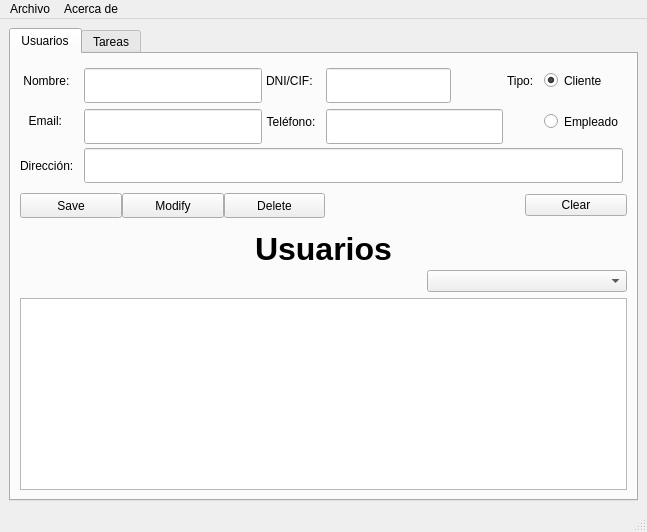
First picture: the form in templates/window.ui, repository Desteveco/RecuperaDI, before the edit.
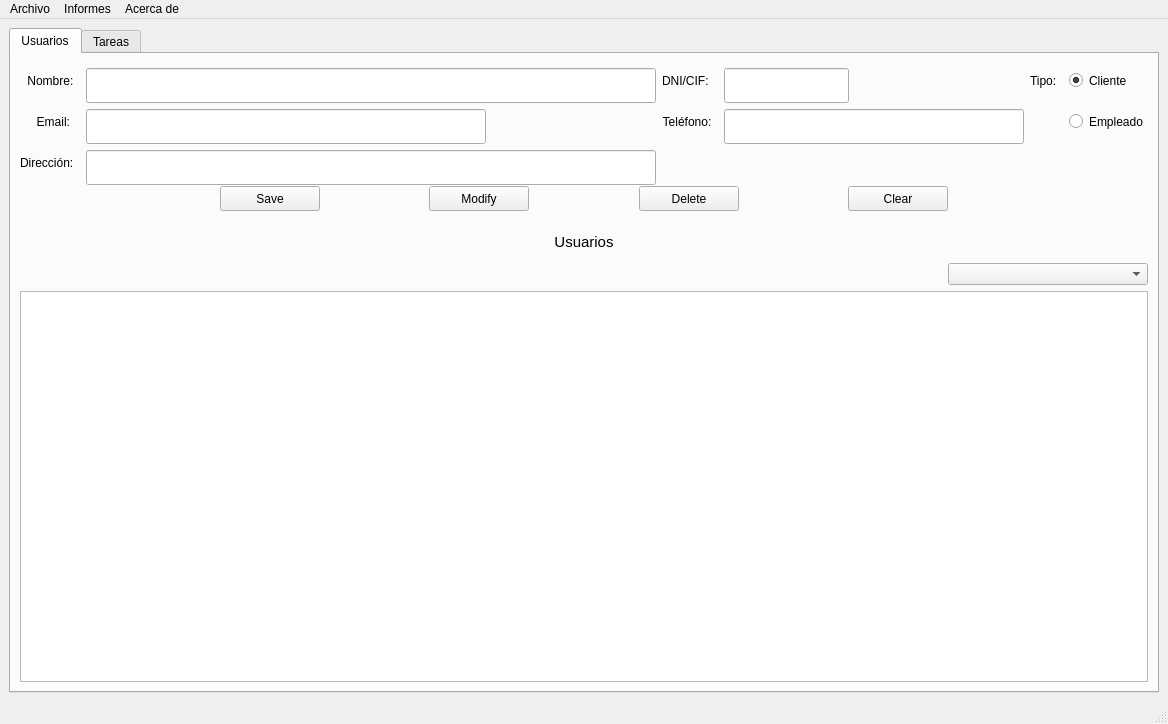
Second picture: the form after the edit.

Commit message: ui: diseñar pestaña de tareas con filtros y controles CRUD

```diff
--- a/templates/window.ui
+++ b/templates/window.ui
@@ -6,15 +6,15 @@
    <rect>
     <x>0</x>
     <y>0</y>
-    <width>647</width>
-    <height>532</height>
+    <width>1168</width>
+    <height>724</height>
    </rect>
   </property>
   <property name="windowTitle">
    <string>MainWindow</string>
   </property>
   <widget class="QWidget" name="centralwidget">
-   <layout class="QVBoxLayout" name="verticalLayout_2">
+   <layout class="QHBoxLayout" name="horizontalLayout_2">
     <item>
      <widget class="QTabWidget" name="pan_main">
       <property name="currentIndex">
@@ -31,32 +31,49 @@
         <string>Usuarios</string>
        </attribute>
        <layout class="QHBoxLayout" name="horizontalLayout">
-        <property name="sizeConstraint">
-         <enum>QLayout::SetDefaultConstraint</enum>
-        </property>
         <item>
-         <layout class="QVBoxLayout" name="verticalLayout_3" stretch="0,0,0,0">
+         <layout class="QVBoxLayout" name="verticalLayout_2">
           <item>
-           <layout class="QGridLayout" name="gridLayout_4" rowstretch="0,0,0,0" columnstretch="0,0,0,0,0,0,0">
-            <property name="sizeConstraint">
-             <enum>QLayout::SetDefaultConstraint</enum>
-            </property>
-            <property name="horizontalSpacing">
-             <number>4</number>
-            </property>
-            <property name="verticalSpacing">
-             <number>6</number>
-            </property>
-            <item row="1" column="2" alignment="Qt::AlignHCenter">
-             <widget class="QLabel" name="lbl_name_4">
+           <layout class="QGridLayout" name="gridLayout_2">
+            <item row="0" column="0">
+             <widget class="QLabel" name="lbl_name_3">
               <property name="text">
-               <string>Teléfono:  </string>
+               <string>Nombre:  </string>
               </property>
               <property name="alignment">
                <set>Qt::AlignRight|Qt::AlignTrailing|Qt::AlignVCenter</set>
               </property>
              </widget>
             </item>
+            <item row="0" column="1">
+             <widget class="QLineEdit" name="le_name">
+              <property name="sizePolicy">
+               <sizepolicy hsizetype="Expanding" vsizetype="Expanding">
+                <horstretch>0</horstretch>
+                <verstretch>0</verstretch>
+               </sizepolicy>
+              </property>
+              <property name="minimumSize">
+               <size>
+                <width>150</width>
+                <height>35</height>
+               </size>
+              </property>
+              <property name="maximumSize">
+               <size>
+                <width>600</width>
+                <height>25</height>
+               </size>
+              </property>
+             </widget>
+            </item>
+            <item row="0" column="2">
+             <widget class="QLabel" name="lbl_dni">
+              <property name="text">
+               <string>DNI/CIF:</string>
+              </property>
+             </widget>
+            </item>
             <item row="0" column="3">
              <widget class="QLineEdit" name="le_dni">
               <property name="minimumSize">
@@ -76,7 +93,36 @@
               </property>
              </widget>
             </item>
-            <item row="1" column="0" alignment="Qt::AlignHCenter|Qt::AlignVCenter">
+            <item row="0" column="4">
+             <widget class="QLabel" name="lbl_invoice">
+              <property name="minimumSize">
+               <size>
+                <width>0</width>
+                <height>25</height>
+               </size>
+              </property>
+              <property name="text">
+               <string>Tipo:  </string>
+              </property>
+             </widget>
+            </item>
+            <item row="0" column="5">
+             <widget class="QRadioButton" name="rb_electronic">
+              <property name="minimumSize">
+               <size>
+                <width>0</width>
+                <height>25</height>
+               </size>
+              </property>
+              <property name="text">
+               <string>Cliente</string>
+              </property>
+              <property name="checked">
+               <bool>true</bool>
+              </property>
+             </widget>
+            </item>
+            <item row="1" column="0">
              <widget class="QLabel" name="lb_email">
               <property name="text">
                <string>Email:   </string>
@@ -86,20 +132,45 @@
               </property>
              </widget>
             </item>
-            <item row="0" column="0" alignment="Qt::AlignHCenter">
-             <widget class="QLabel" name="lbl_name_3">
+            <item row="1" column="1">
+             <widget class="QLineEdit" name="le_email">
+              <property name="minimumSize">
+               <size>
+                <width>100</width>
+                <height>35</height>
+               </size>
+              </property>
+              <property name="maximumSize">
+               <size>
+                <width>400</width>
+                <height>25</height>
+               </size>
+              </property>
+             </widget>
+            </item>
+            <item row="1" column="2">
+             <widget class="QLabel" name="lbl_name_4">
               <property name="text">
-               <string>Nombre:  </string>
+               <string>Teléfono:  </string>
               </property>
               <property name="alignment">
                <set>Qt::AlignRight|Qt::AlignTrailing|Qt::AlignVCenter</set>
               </property>
              </widget>
             </item>
-            <item row="0" column="2">
-             <widget class="QLabel" name="lbl_dni">
-              <property name="text">
-               <string>DNI/CIF:</string>
+            <item row="1" column="3">
+             <widget class="QLineEdit" name="le_phone">
+              <property name="minimumSize">
+               <size>
+                <width>150</width>
+                <height>35</height>
+               </size>
+              </property>
+              <property name="maximumSize">
+               <size>
+                <width>300</width>
+                <height>25</height>
+               </size>
               </property>
              </widget>
             </item>
@@ -116,27 +187,14 @@
               </property>
              </widget>
             </item>
-            <item row="0" column="4">
-             <widget class="QLabel" name="lbl_invoice">
-              <property name="minimumSize">
-               <size>
-                <width>0</width>
-                <height>25</height>
-               </size>
-              </property>
-              <property name="text">
-               <string>Tipo:  </string>
-              </property>
-             </widget>
-            </item>
-            <item row="2" column="0" alignment="Qt::AlignHCenter">
+            <item row="2" column="0">
              <widget class="QLabel" name="lbl_address">
               <property name="text">
                <string>Dirección:  </string>
               </property>
              </widget>
             </item>
-            <item row="2" column="1" colspan="5" alignment="Qt::AlignVCenter">
+            <item row="2" column="1">
              <widget class="QLineEdit" name="le_address">
               <property name="minimumSize">
                <size>
@@ -152,78 +210,23 @@
               </property>
              </widget>
             </item>
-            <item row="0" column="1">
-             <widget class="QLineEdit" name="le_name">
-              <property name="sizePolicy">
-               <sizepolicy hsizetype="Expanding" vsizetype="Expanding">
-                <horstretch>0</horstretch>
-                <verstretch>0</verstretch>
-               </sizepolicy>
-              </property>
-              <property name="minimumSize">
-               <size>
-                <width>150</width>
-                <height>35</height>
-               </size>
-              </property>
-              <property name="maximumSize">
-               <size>
-                <width>600</width>
-                <height>25</height>
-               </size>
-              </property>
-             </widget>
-            </item>
-            <item row="1" column="1">
-             <widget class="QLineEdit" name="le_email">
-              <property name="minimumSize">
-               <size>
-                <width>100</width>
-                <height>35</height>
-               </size>
-              </property>
-              <property name="maximumSize">
-               <size>
-                <width>400</width>
-                <height>25</height>
-               </size>
-              </property>
-             </widget>
-            </item>
-            <item row="1" column="3">
-             <widget class="QLineEdit" name="le_phone">
-              <property name="minimumSize">
-               <size>
-                <width>150</width>
-                <height>35</height>
-               </size>
-              </property>
-              <property name="maximumSize">
-               <size>
-                <width>300</width>
-                <height>25</height>
-               </size>
-              </property>
-             </widget>
-            </item>
-            <item row="0" column="5">
-             <widget class="QRadioButton" name="rb_electronic">
-              <property name="minimumSize">
-               <size>
-                <width>0</width>
-                <height>25</height>
-               </size>
-              </property>
-              <property name="text">
-               <string>Cliente</string>
-              </property>
-              <property name="checked">
-               <bool>true</bool>
-              </property>
-             </widget>
-            </item>
-            <item row="3" column="0" colspan="7">
+           </layout>
+          </item>
+          <item>
              <layout class="QHBoxLayout" name="horizontalLayout_8">
+            <item>
+             <spacer name="horizontalSpacer_5">
+              <property name="orientation">
+               <enum>Qt::Horizontal</enum>
+              </property>
+              <property name="sizeHint" stdset="0">
+               <size>
+                <width>200</width>
+                <height>20</height>
+               </size>
+              </property>
+             </spacer>
+            </item>
               <item>
                <widget class="QPushButton" name="btn_save_cust">
                 <property name="minimumSize">
@@ -243,6 +246,19 @@
                 </property>
                </widget>
               </item>
+            <item>
+             <spacer name="horizontalSpacer_4">
+              <property name="orientation">
+               <enum>Qt::Horizontal</enum>
+              </property>
+              <property name="sizeHint" stdset="0">
+               <size>
+                <width>40</width>
+                <height>20</height>
+               </size>
+              </property>
+             </spacer>
+            </item>
               <item>
                <widget class="QPushButton" name="btn_modify_cust">
                 <property name="minimumSize">
@@ -262,6 +278,19 @@
                 </property>
                </widget>
               </item>
+            <item>
+             <spacer name="horizontalSpacer_8">
+              <property name="orientation">
+               <enum>Qt::Horizontal</enum>
+              </property>
+              <property name="sizeHint" stdset="0">
+               <size>
+                <width>40</width>
+                <height>20</height>
+               </size>
+              </property>
+             </spacer>
+            </item>
               <item>
                <widget class="QPushButton" name="btn_del_cust">
                 <property name="minimumSize">
@@ -286,30 +315,44 @@
                 <property name="orientation">
                  <enum>Qt::Horizontal</enum>
                 </property>
-                <property name="sizeType">
-                 <enum>QSizePolicy::Fixed</enum>
-                </property>
                 <property name="sizeHint" stdset="0">
                  <size>
-                  <width>200</width>
-                  <height>10</height>
+                <width>40</width>
+                <height>20</height>
                  </size>
                 </property>
                </spacer>
               </item>
               <item>
                <widget class="QPushButton" name="btn_clear">
+              <property name="minimumSize">
+               <size>
+                <width>100</width>
+                <height>25</height>
+               </size>
+              </property>
                 <property name="text">
                  <string>Clear</string>
                 </property>
                </widget>
               </item>
-             </layout>
+            <item>
+             <spacer name="horizontalSpacer_6">
+              <property name="orientation">
+               <enum>Qt::Horizontal</enum>
+              </property>
+              <property name="sizeHint" stdset="0">
+               <size>
+                <width>200</width>
+                <height>20</height>
+               </size>
+              </property>
+             </spacer>
             </item>
            </layout>
           </item>
           <item>
-           <widget class="QLabel" name="lbl_list_cust">
+           <widget class="QLabel" name="lbl_list_users">
             <property name="minimumSize">
              <size>
               <width>100</width>
@@ -324,9 +367,9 @@
             </property>
             <property name="font">
              <font>
-              <pointsize>24</pointsize>
-              <weight>75</weight>
-              <bold>true</bold>
+              <pointsize>11</pointsize>
+              <weight>50</weight>
+              <bold>false</bold>
              </font>
             </property>
             <property name="layoutDirection">
@@ -360,6 +403,9 @@
               <height>16777215</height>
              </size>
             </property>
+            <property name="layoutDirection">
+             <enum>Qt::LeftToRight</enum>
+            </property>
            </widget>
           </item>
           <item>
@@ -521,7 +567,7 @@
     <rect>
      <x>0</x>
      <y>0</y>
-     <width>647</width>
+     <width>1168</width>
      <height>21</height>
     </rect>
    </property>
@@ -535,7 +581,14 @@
      <string>Acerca de</string>
     </property>
    </widget>
+   <widget class="QMenu" name="menuInformes">
+    <property name="title">
+     <string>Informes</string>
+    </property>
+    <addaction name="actionListado_Usuarios"/>
+   </widget>
    <addaction name="menuArchivo"/>
+   <addaction name="menuInformes"/>
    <addaction name="menuAcerca_de"/>
   </widget>
   <widget class="QStatusBar" name="statusbar"/>
```
Left out of the diff: 196 changed lines with no effect on the pictures. Lines whose indentation alone changed are shown as unchanged. The commit also changes 1 other file.
